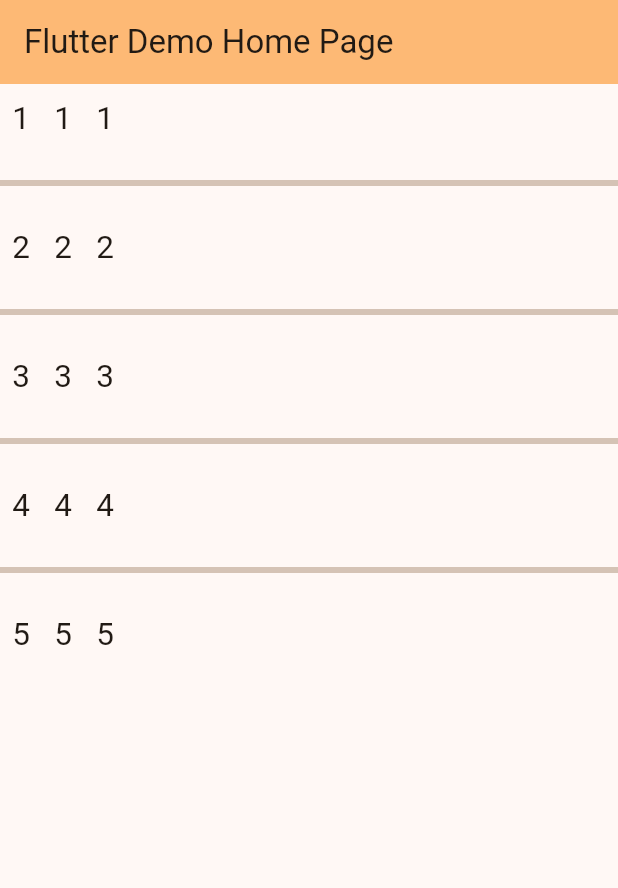
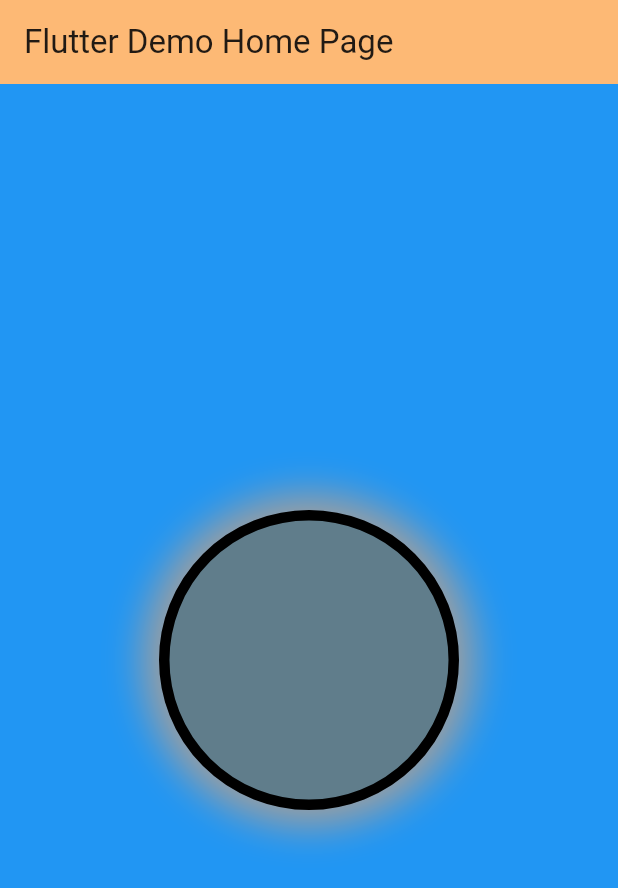
Before and after one commit to Vermasaiyam/my_app, a Flutter app: the screen it shows after launch, on a phone screen of 412 x 824 dp. Shown: the top 888 px of the screen. Run offline on Flutter 3.47's test engine with Material 3 defaults, Android fonts, the phone set to English and light mode, and no system bars.

Commit message:
decoration in container

```diff
--- a/lib/main.dart
+++ b/lib/main.dart
@@ -42,33 +42,68 @@ class _MyHomePageState extends State<MyHomePage> {
         title: Text(widget.title),
       ),
 
+      // adding decoration to container
+
+      body: Container(
+        width: double.infinity,
+        height: double.infinity,
+        color: Colors.blue,
+        child: Center(
+          child: Container(
+            width: 200,
+            height: 200,
+            decoration: BoxDecoration(
+              color: Colors.blueGrey,
+              // borderRadius: BorderRadius.only(topLeft: Radius.circular(21), bottomRight: Radius.circular(21)),
+              border: Border.all(
+                width: 7,
+                color: Colors.black,
+              ),
+              boxShadow: [
+                BoxShadow(
+                  blurRadius: 21,
+                  spreadRadius: 11,
+                  color: Colors.grey,
+                ),
+              ],
+              shape: BoxShape.circle
+            ),
+          ),
+        ),
+      ),
+
+
+
+
+
+
       // Listview
 
-      body: ListView.separated(itemBuilder: (context, index) {
-        return Row(
-          children: [
-            Padding(
-              padding: const EdgeInsets.all(8.0),
-              child: Text(arrNames[index], style: TextStyle(fontSize: 21),),
-            ),
-            Padding(
-              padding: const EdgeInsets.all(8.0),
-              child: Text(arrNames[index], style: TextStyle(fontSize: 21),),
-            ),
-            Padding(
-              padding: const EdgeInsets.all(8.0),
-              child: Text(arrNames[index], style: TextStyle(fontSize: 21),),
-            ),
-          ],
-        );
-      },
-        itemCount: arrNames.length,
-        // reverse: true,
-        separatorBuilder: (context, index){
-          return Divider(height: 40, thickness: 4,);
-        },
-        // scrollDirection: Axis.horizontal,
-      ),
+      // body: ListView.separated(itemBuilder: (context, index) {
+      //   return Row(
+      //     children: [
+      //       Padding(
+      //         padding: const EdgeInsets.all(8.0),
+      //         child: Text(arrNames[index], style: TextStyle(fontSize: 21),),
+      //       ),
+      //       Padding(
+      //         padding: const EdgeInsets.all(8.0),
+      //         child: Text(arrNames[index], style: TextStyle(fontSize: 21),),
+      //       ),
+      //       Padding(
+      //         padding: const EdgeInsets.all(8.0),
+      //         child: Text(arrNames[index], style: TextStyle(fontSize: 21),),
+      //       ),
+      //     ],
+      //   );
+      // },
+      //   itemCount: arrNames.length,
+      //   // reverse: true,
+      //   separatorBuilder: (context, index){
+      //     return Divider(height: 40, thickness: 4,);
+      //   },
+      //   // scrollDirection: Axis.horizontal,
+      // ),
 
       // body: ListView(
       //   scrollDirection: Axis.horizontal,
```
